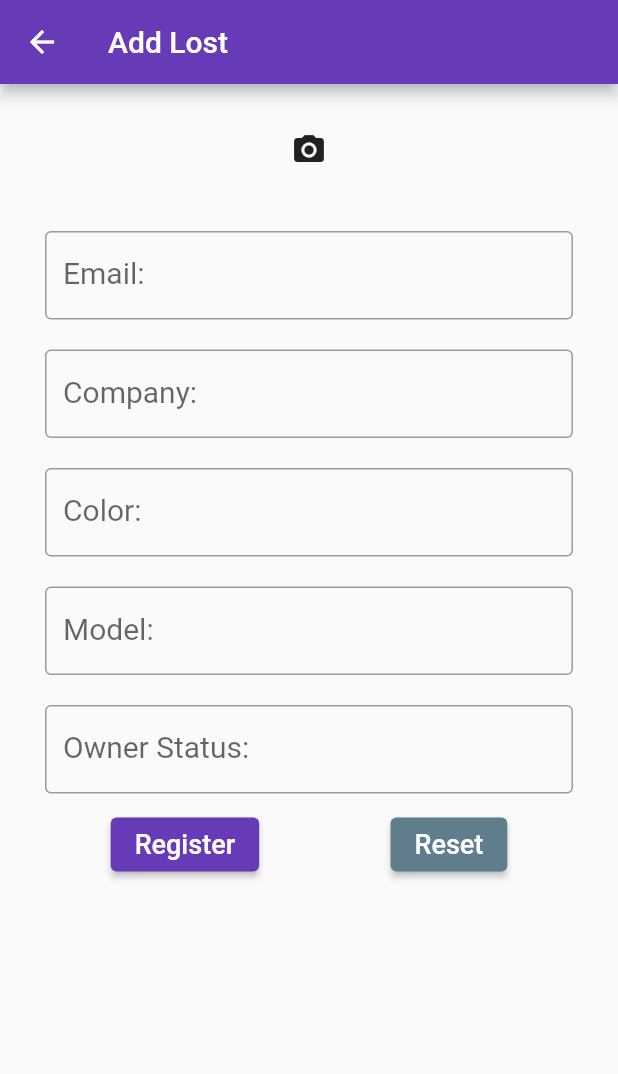
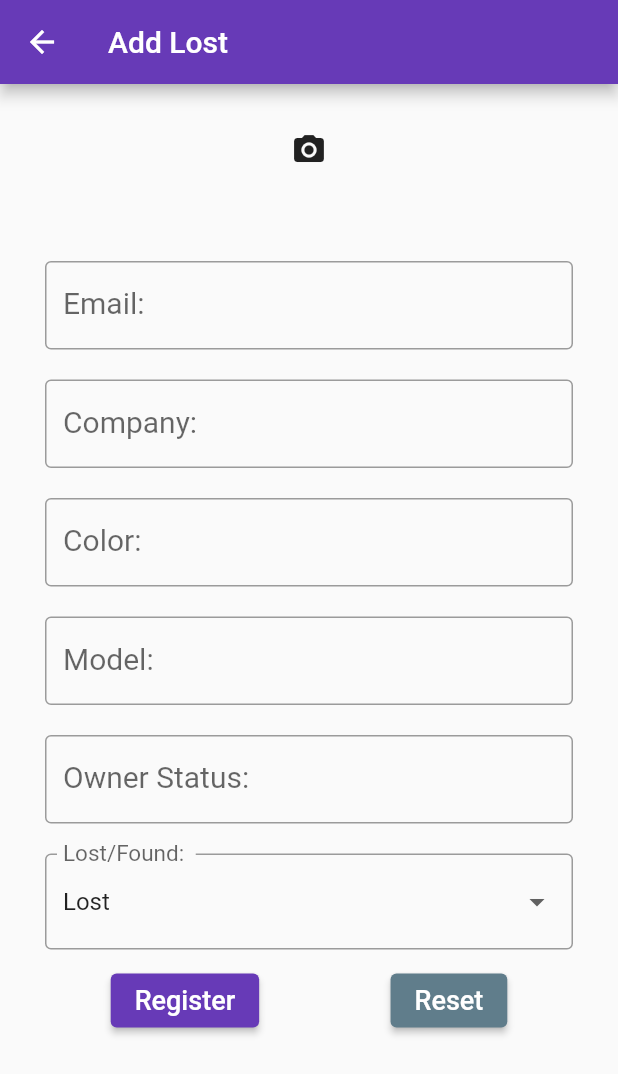
Before and after one commit to kaushal289/thesis, a Flutter app: the Dashboard screen opened directly, after a tap on "Add", on a phone screen of 412 x 824 dp. Shown: the top 1074 px of the screen. Run offline on Flutter 3.47's test engine with Material 2 defaults, Android fonts, the phone set to English and light mode, and no system bars; our stand-ins replace cloud_firestore, firebase_auth, firebase_core, firebase_storage, flutter_spinkit, image_picker and 1 more; accounts and stored records are empty.

```diff
--- a/lib/pages/user/addLostscreen.dart
+++ b/lib/pages/user/addLostscreen.dart
@@ -21,29 +21,29 @@ class _AddLostPageState extends State<AddLostPage> {
   var color = "";
   var model = "";
   var ownerstatus = "";
+  var lostFoundOption = 'Lost';
   String imageUrl = '';
 
+  List<String> lostFoundOptions = ['Lost', 'Found'];
 
-  // Create a text controller and use it to retrieve the current value
-  // of the TextField.
   final emailController = TextEditingController();
   final companyController = TextEditingController();
   final colorController = TextEditingController();
   final modelController = TextEditingController();
   final ownerstatusController = TextEditingController();
 
+  File? selectedImage;
+
   @override
   void initState() {
     super.initState();
 
-    // Set the initial text for the emailController
     final emails = FirebaseAuth.instance.currentUser!.email;
     emailController.text = '$emails';
   }
 
   @override
   void dispose() {
-    // Clean up the controller when the widget is disposed.
     emailController.dispose();
     companyController.dispose();
     colorController.dispose();
@@ -60,7 +60,6 @@ class _AddLostPageState extends State<AddLostPage> {
     ownerstatusController.clear();
   }
 
-  // Adding Lost
   CollectionReference losts = FirebaseFirestore.instance.collection('losts');
 
   Future<void> addLost() async {
@@ -71,15 +70,38 @@ class _AddLostPageState extends State<AddLostPage> {
         'color': color,
         'model': model,
         'ownerstatus': ownerstatus,
-
+        'lostfound': lostFoundOption,
+        'image': imageUrl,
       });
       print('Lost Added');
     } catch (error) {
       print('Failed to Add Lost: $error');
-      // Handle the error here, such as showing a dialog or displaying an error message.
     }
   }
 
+  Future<void> uploadImage() async {
+    ImagePicker imagePicker = ImagePicker();
+    XFile? file = await imagePicker.pickImage(source: ImageSource.gallery);
+    print('${file?.path}');
+
+    if (file == null) return;
+
+    String uniqueFileName = DateTime.now().millisecondsSinceEpoch.toString();
+
+    Reference referenceRoot = FirebaseStorage.instance.ref();
+    Reference referenceDirImages = referenceRoot.child('Lostimages');
+    Reference referenceImageToUpload = referenceDirImages.child(uniqueFileName);
+
+    try {
+      await referenceImageToUpload.putFile(File(file.path));
+      imageUrl = await referenceImageToUpload.getDownloadURL();
+      setState(() {
+        selectedImage = File(file.path);
+      });
+    } catch (error) {
+      print('Failed to upload image: $error');
+    }
+  }
 
   @override
   Widget build(BuildContext context) {
@@ -95,30 +117,19 @@ class _AddLostPageState extends State<AddLostPage> {
             children: [
               IconButton(
                 onPressed: () async {
-                  // Step 1: Pick/Capture an image (image_picker)
-                  ImagePicker imagePicker = ImagePicker();
-                  XFile? file = await imagePicker.pickImage(source: ImageSource.gallery);
-                  print('${file?.path}');
-
-                  if (file == null) return;
-
-                  String uniqueFileName = DateTime.now().millisecondsSinceEpoch.toString();
-
-                  // Step 2: Upload to Firebase storage
-                  Reference referenceRoot = FirebaseStorage.instance.ref();
-                  Reference referenceDirImages = referenceRoot.child('Lostimages');
-                  Reference referenceImageToUpload = referenceDirImages.child(uniqueFileName);
-
-                  try {
-                    await referenceImageToUpload.putFile(File(file.path));
-                    imageUrl = await referenceImageToUpload.getDownloadURL();
-                  } catch (error) {
-                    // Handle error
-                  }
+                  await uploadImage();
                 },
                 icon: Icon(Icons.camera_alt),
               ),
-              // Added code snippet ends here
+              SizedBox(height: 20),
+              selectedImage != null
+                  ? Image.file(
+                      selectedImage!,
+                      height: 200,
+                      width: 200,
+                      fit: BoxFit.cover,
+                    )
+                  : Container(),
               SizedBox(height: 20),
               Container(
                 margin: EdgeInsets.symmetric(vertical: 10.0),
@@ -192,7 +203,7 @@ class _AddLostPageState extends State<AddLostPage> {
                   controller: modelController,
                   validator: (value) {
                     if (value == null || value.isEmpty) {
-                      return 'Please Enter  model';
+                      return 'Please Enter model';
                     }
                     return null;
                   },
@@ -219,12 +230,40 @@ class _AddLostPageState extends State<AddLostPage> {
                 ),
               ),
               Container(
-                child: Row(
+                margin: EdgeInsets.symmetric(vertical: 10.0),
+                child: DropdownButtonFormField<String>(
+                  decoration: InputDecoration(
+                    labelText: 'Lost/Found: ',
+                    labelStyle: TextStyle(fontSize: 20.0),
+                    border: OutlineInputBorder(),
+                    errorStyle: TextStyle(color: Colors.redAccent, fontSize: 15),
+                  ),
+                  value: lostFoundOption,
+                  onChanged: (newValue) {
+                    setState(() {
+                      lostFoundOption = newValue!;
+                    });
+                  },
+                  items: lostFoundOptions.map((String value) {
+                    return DropdownMenuItem<String>(
+                      value: value,
+                      child: Text(value),
+                    );
+                  }).toList(),
+                  validator: (value) {
+                    if (value == null || value.isEmpty) {
+                      return 'Please select lost or found';
+                    }
+                    return null;
+                  },
+                ),
+              ),
+              Container(
+               child: Row(
                   mainAxisAlignment: MainAxisAlignment.spaceAround,
                   children: [
                     ElevatedButton(
                       onPressed: () {
-                        // Validate returns true if the form is valid, otherwise false.
                         if (_formKey.currentState!.validate()) {
                           setState(() {
                             email = emailController.text;
--- a/lib/pages/user/dashboard.dart
+++ b/lib/pages/user/dashboard.dart
@@ -1,4 +1,6 @@
 import 'package:flutter/material.dart';
+import 'package:cloud_firestore/cloud_firestore.dart';
+import 'package:firebase_auth/firebase_auth.dart';
 import 'package:lostandfound/pages/user/addLostscreen.dart';
 
 class Dashboard extends StatefulWidget {
@@ -9,6 +11,48 @@ class Dashboard extends StatefulWidget {
 }
 
 class _DashboardState extends State<Dashboard> {
+  late List<DocumentSnapshot> lostDocuments = []; // Initialize the list
+  late List<DocumentSnapshot> filteredDocuments = []; // Initialize the filtered list
+  late String currentUserEmail;
+  TextEditingController searchController = TextEditingController();
+
+  @override
+  void initState() {
+    super.initState();
+    currentUserEmail = FirebaseAuth.instance.currentUser!.email!;
+    fetchLostData();
+  }
+
+  Future<void> fetchLostData() async {
+    try {
+      QuerySnapshot querySnapshot = await FirebaseFirestore.instance
+          .collection('losts')
+          .get();
+
+      setState(() {
+        lostDocuments = querySnapshot.docs;
+        filteredDocuments = lostDocuments;
+      });
+    } catch (error) {
+      print('Failed to fetch lost data: $error');
+    }
+  }
+
+  void filterDocuments(String query) {
+    setState(() {
+      filteredDocuments = lostDocuments.where((document) {
+        final email = document['email'].toString().toLowerCase();
+        final company = document['company'].toString().toLowerCase();
+        final color = document['color'].toString().toLowerCase();
+        final model = document['model'].toString().toLowerCase();
+        return email.contains(query) ||
+            company.contains(query) ||
+            color.contains(query) ||
+            model.contains(query);
+      }).toList();
+    });
+  }
+
   @override
   Widget build(BuildContext context) {
     return Scaffold(
@@ -32,7 +76,67 @@ class _DashboardState extends State<Dashboard> {
           ],
         ),
       ),
-      // body: ListStudentPage(),
+      body: Padding(
+        padding: EdgeInsets.all(10),
+        child: Column(
+          children: [
+            Text(
+              'Lost Items',
+              style: TextStyle(fontSize: 24, fontWeight: FontWeight.bold),
+            ),
+            SizedBox(height: 20),
+            Padding(
+              padding: EdgeInsets.symmetric(horizontal: 16),
+              child: TextField(
+                controller: searchController,
+                onChanged: (value) {
+                  filterDocuments(value.toLowerCase());
+                },
+                decoration: InputDecoration(
+                  labelText: 'Search',
+                  prefixIcon: Icon(Icons.search),
+                ),
+              ),
+            ),
+            SizedBox(height: 20),
+            if (filteredDocuments.isNotEmpty) // Check if the filtered list is not empty
+              Expanded(
+                child: ListView.builder(
+                  itemCount: filteredDocuments.length,
+                  itemBuilder: (context, index) {
+                    final lost = filteredDocuments[index];
+                    final lostId = lost.id;
+                    final email = lost['email'];
+                    final company = lost['company'];
+                    final color = lost['color'];
+                    final model = lost['model'];
+                    final ownerStatus = lost['ownerstatus'];
+
+                    return Card(
+                      child: ListTile(
+                        title: Text('Email: $email'),
+                        subtitle: Column(
+                          crossAxisAlignment: CrossAxisAlignment.start,
+                          children: [
+                            Text('Company: $company'),
+                            Text('Color: $color'),
+                            Text('Model: $model'),
+                            Text('Owner Status: $ownerStatus'),
+                          ],
+                        ),
+                      ),
+                    );
+                  },
+                ),
+              ),
+            if (filteredDocuments.isEmpty) // Check if the filtered list is empty
+              Text(
+                'No lost data found',
+                style: TextStyle(fontSize: 18),
+              ),
+          ],
+        ),
+      ),
     );
   }
 }
--- a/pubspec.yaml
+++ b/pubspec.yaml
@@ -42,6 +42,7 @@ dependencies:
   cloud_firestore: ^4.8.2
   image_picker: ^0.8.4+4
   firebase_storage: ^11.2.4
+  shared_preferences: ^2.2.0
 
 dev_dependencies:
   flutter_test:
```
Also changed, not shown: lib/pages/login.dart (+49 -16 lines), lib/pages/user/yourdata.dart (+4 -3 lines), pubspec.lock, 1 other file.
